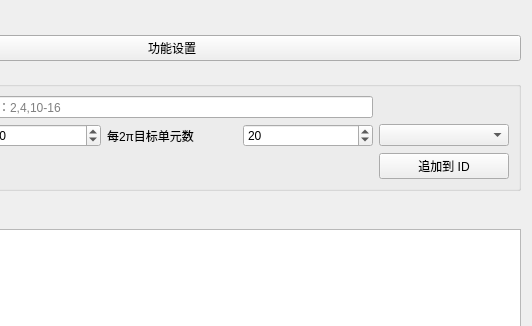
Before: the Qt Designer form plugins/Base_Mesh/MeshFaceControlWidget.ui in asd977/base_cae, drawn with Qt 5; both pictures show x 188 to 720 and y 0 to 326 of the 720 by 520 pixel window.
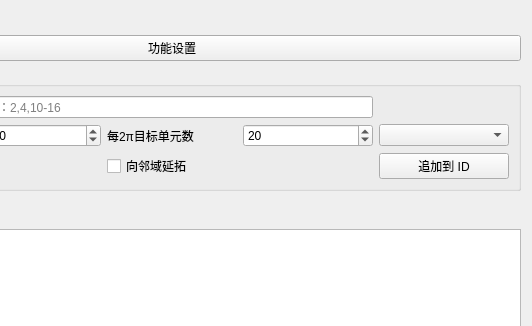
After: the same form once the commit is applied. Custom widgets are drawn as their Qt base class.

Commit message: mesh: add face control neighbor extension toggle

```diff
--- a/plugins/Base_Mesh/MeshFaceControlWidget.ui
+++ b/plugins/Base_Mesh/MeshFaceControlWidget.ui
@@ -95,6 +95,13 @@
         </property>
        </widget>
       </item>
+      <item row="2" column="2" colspan="2">
+       <widget class="QCheckBox" name="checkExtendNeighbor">
+        <property name="text">
+         <string>向邻域延拓</string>
+        </property>
+       </widget>
+      </item>
       <item row="1" column="2">
        <widget class="QLabel" name="labelCurvatureLevel">
         <property name="text">
```
The commit also changes 5 other files.
